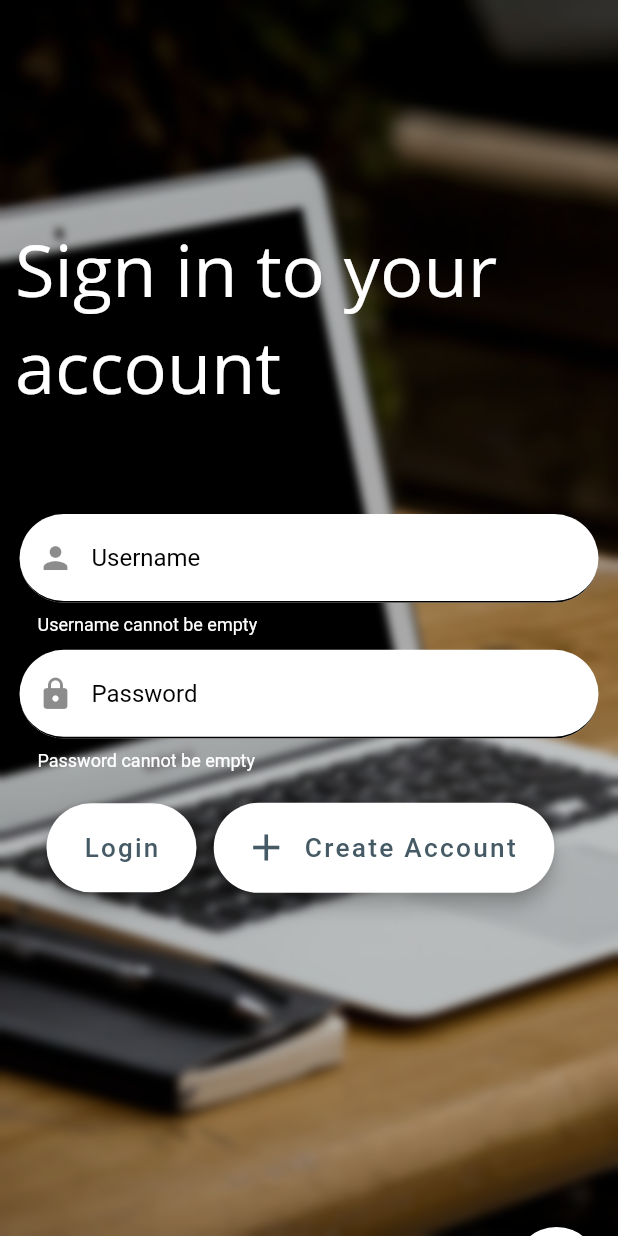
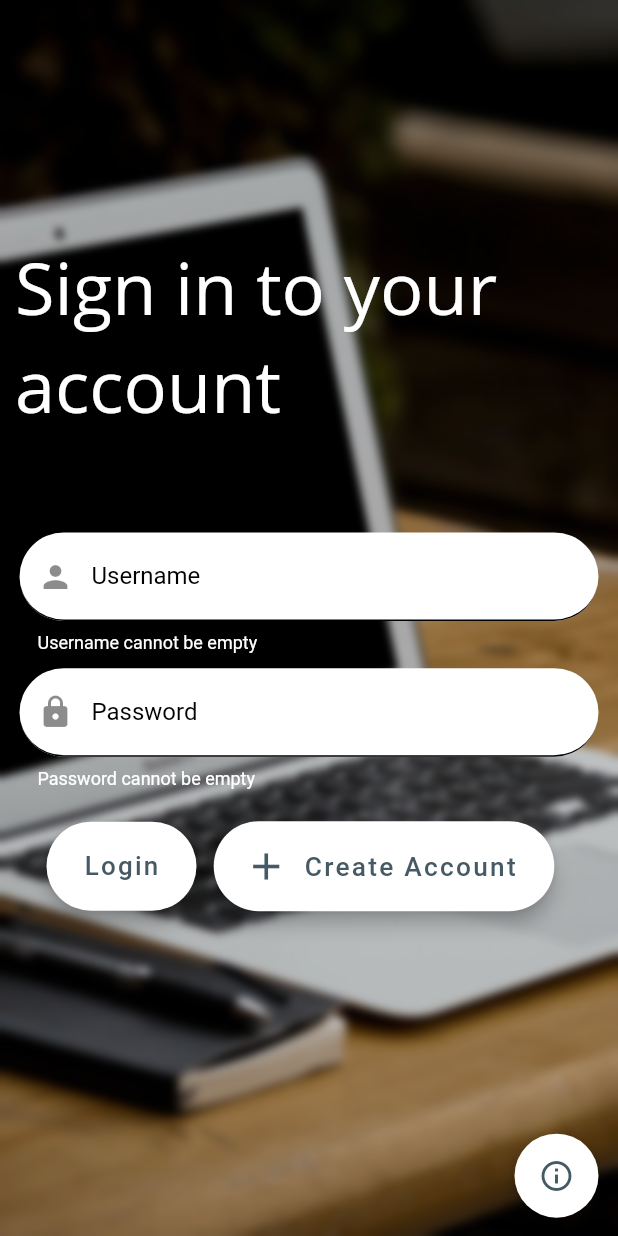
Before and after one commit to ForgottenLight4415/ShoppingAppMP, a Flutter app: the screen it shows after launch, after a tap on "Login", on a phone screen of 412 x 824 dp. Run offline on Flutter 3.47's test engine with Material 2 defaults, Android fonts, the phone set to English and light mode, and no system bars; our stand-ins replace shared_preferences.

Commit message:
Fixed an issue where leaving username and password field blank on login screen caused about button to overflow below the screen

```diff
--- a/lib/login.dart
+++ b/lib/login.dart
@@ -71,7 +71,9 @@ class _LoginFormState extends State<LoginForm> {
                         SizedBox(
                           height: displayHeight(context) * 0.08,
                         ),
-                        Column(
+                        Container(
+                          height: displayHeight(context) * 0.30,
+                          child: Column(
                             children: <Widget>[
                               Container(
                                 child: Padding(
@@ -176,12 +178,14 @@ class _LoginFormState extends State<LoginForm> {
                                             });
                                             if (!_validateUname &&
                                                 !_validatePass) {
+                                              try {
                                                 final loginCredentials =
                                                 await validateCredentials(
                                                     _uname.text.trim(),
                                                     _pass.text);
-                                            var serverResponse = loginCredentials.body.split('<BR>');
-                                            print(serverResponse);
+                                                var serverResponse =
+                                                loginCredentials.body
+                                                    .split('<BR>');
                                                 if (loginCredentials.statusCode ==
                                                     200) {
                                                   if (serverResponse[0] ==
@@ -191,8 +195,12 @@ class _LoginFormState extends State<LoginForm> {
                                                         .getInstance();
                                                     pref?.setBool(
                                                         "isLoggedIn", true);
-                                                pref?.setString("Name", serverResponse[1]);
-                                                pref?.setString("Email", serverResponse[2]);
+                                                    pref?.setString(
+                                                        "Name",
+                                                        serverResponse[1]);
+                                                    pref?.setString(
+                                                        "Email",
+                                                        serverResponse[2]);
                                                     Navigator.pushAndRemoveUntil(
                                                         context,
                                                         MaterialPageRoute(
@@ -206,6 +214,12 @@ class _LoginFormState extends State<LoginForm> {
                                                             "Invalid username or password.")));
                                                   }
                                                 } else {
+                                                  ScaffoldMessenger.of(context)
+                                                      .showSnackBar(SnackBar(
+                                                      content: Text(
+                                                          "Something went wrong.")));
+                                                }
+                                              } catch (SocketException) {
                                                 ScaffoldMessenger.of(context)
                                                     .showSnackBar(SnackBar(
                                                     content: Text(
@@ -257,13 +271,14 @@ class _LoginFormState extends State<LoginForm> {
                               ),
                             ],
                           ),
+                        ),
                       ],
                     ),
                     SizedBox(
                       height: (displayHeight(context) -
                               MediaQuery.of(context).padding.top -
                               kToolbarHeight) *
-                          0.29,
+                          0.20,
                     ),
                     Padding(
                       padding: const EdgeInsets.only(right: 3.0),
@@ -274,7 +289,8 @@ class _LoginFormState extends State<LoginForm> {
                           FloatingActionButton(
                               backgroundColor: Colors.white,
                               heroTag: "AboutBtn",
-                              child: Icon(Icons.info_outlined, color: Colors.blueGrey.shade700),
+                              child: Icon(Icons.info_outlined,
+                                  color: Colors.blueGrey.shade700),
                               onPressed: () {
                                 Navigator.push(
                                     context,
```
Lines whose indentation alone changed are shown as unchanged.
